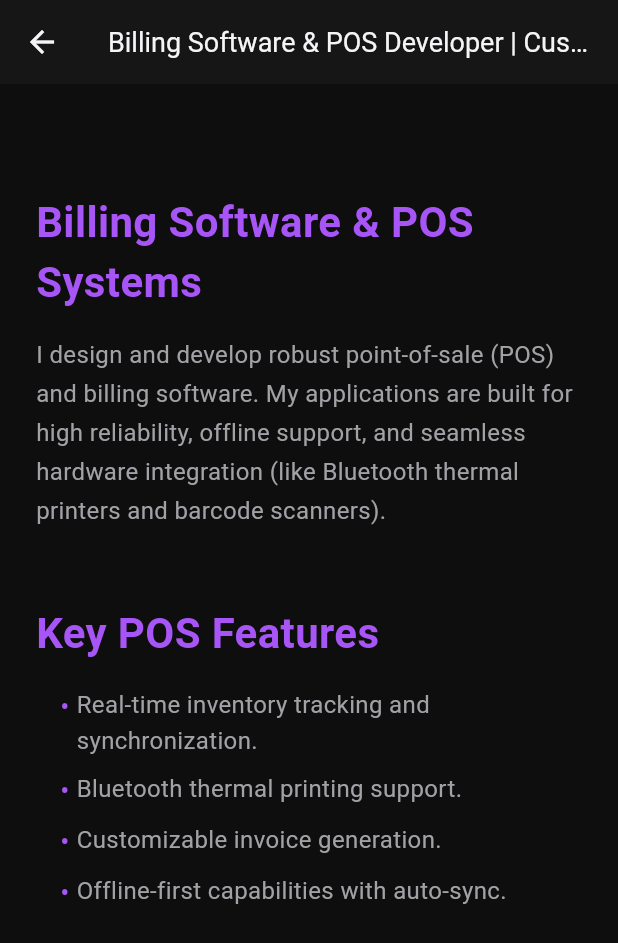
After one commit to shihadh/website, a Flutter app: the BillingSoftwareDevelopmentPage screen opened by its route, on a phone screen of 412 x 824 dp. The commit adds this screen. Shown: the top 943 px of the screen. Run offline on Flutter 3.47's test engine with Material 3 defaults, Android fonts, the phone set to English and light mode, and no system bars; our stand-ins replace go_router, google_fonts.

Commit message:
optimized for seo, aeo, geo

```diff
--- /dev/null
+++ b/lib/core/routing/app_router.dart
@@ -0,0 +1,49 @@
+import 'package:go_router/go_router.dart';
+import 'package:flutter/material.dart';
+import 'package:shihad_portfolio/portfolio/view/home_view.dart';
+import 'package:shihad_portfolio/portfolio/view/seo_pages/seo_content.dart';
+
+final GlobalKey<NavigatorState> rootNavigatorKey = GlobalKey<NavigatorState>();
+
+final GoRouter appRouter = GoRouter(
+  navigatorKey: rootNavigatorKey,
+  initialLocation: '/',
+  routes: [
+    GoRoute(
+      path: '/',
+      builder: (context, state) => const HomeView(),
+    ),
+    GoRoute(
+      path: '/flutter-developer',
+      builder: (context, state) => const FlutterDeveloperPage(),
+    ),
+    GoRoute(
+      path: '/mobile-app-developer',
+      builder: (context, state) => const MobileAppDeveloperPage(),
+    ),
+    GoRoute(
+      path: '/flutter-web-developer',
+      builder: (context, state) => const FlutterWebDeveloperPage(),
+    ),
+    GoRoute(
+      path: '/business-app-development',
+      builder: (context, state) => const BusinessAppDevelopmentPage(),
+    ),
+    GoRoute(
+      path: '/billing-software-development',
+      builder: (context, state) => const BillingSoftwareDevelopmentPage(),
+    ),
+    GoRoute(
+      path: '/firebase-integration',
+      builder: (context, state) => const FirebaseIntegrationPage(),
+    ),
+    GoRoute(
+      path: '/faq',
+      builder: (context, state) => const FaqPage(),
+    ),
+    GoRoute(
+      path: '/contact',
+      builder: (context, state) => const ContactSeoPage(),
+    ),
+  ],
+);
--- /dev/null
+++ b/lib/portfolio/view/seo_pages/seo_content.dart
@@ -0,0 +1,313 @@
+import 'package:flutter/material.dart';
+import 'package:shihad_portfolio/core/theme/app_theme.dart';
+import 'package:shihad_portfolio/portfolio/view/seo_pages/seo_page_wrapper.dart';
+
+Widget _buildHeading(String text) {
+  return Padding(
+    padding: const EdgeInsets.only(top: 32, bottom: 16),
+    child: Text(
+      text,
+      style: const TextStyle(
+        fontSize: 28,
+        fontWeight: FontWeight.bold,
+        color: AppTheme.accent,
+      ),
+    ),
+  );
+}
+
+Widget _buildParagraph(String text) {
+  return Padding(
+    padding: const EdgeInsets.only(bottom: 16),
+    child: Text(
+      text,
+      style: const TextStyle(
+        fontSize: 16,
+        height: 1.6,
+        color: AppTheme.secondary,
+      ),
+    ),
+  );
+}
+
+Widget _buildList(List<String> items) {
+  return Padding(
+    padding: const EdgeInsets.only(bottom: 24, left: 16),
+    child: Column(
+      crossAxisAlignment: CrossAxisAlignment.start,
+      children: items.map((item) {
+        return Padding(
+          padding: const EdgeInsets.only(bottom: 8),
+          child: Row(
+            crossAxisAlignment: CrossAxisAlignment.start,
+            children: [
+              const Text('• ', style: TextStyle(color: AppTheme.accent, fontSize: 18)),
+              Expanded(
+                child: Text(
+                  item,
+                  style: const TextStyle(fontSize: 16, height: 1.5, color: AppTheme.secondary),
+                ),
+              ),
+            ],
+          ),
+        );
+      }).toList(),
+    ),
+  );
+}
+
+// 1. Flutter Developer
+class FlutterDeveloperPage extends StatelessWidget {
+  const FlutterDeveloperPage({super.key});
+
+  @override
+  Widget build(BuildContext context) {
+    return SeoPageWrapper(
+      title: 'Expert Flutter Developer | Hire Top Flutter App Developer',
+      description: 'Hire an expert Flutter Developer for building high-performance, responsive cross-platform mobile and web applications.',
+      content: Column(
+        crossAxisAlignment: CrossAxisAlignment.start,
+        children: [
+          _buildHeading('Expert Flutter Developer Services'),
+          _buildParagraph('As a specialized Flutter developer, I build beautiful, natively compiled, multi-platform applications from a single codebase. My focus is on delivering seamless performance, expressive UIs, and robust architectures for modern businesses.'),
+          _buildHeading('Why Choose Flutter?'),
+          _buildList([
+            'Fast Development: Single codebase for iOS, Android, and Web.',
+            'Native Performance: Compiles directly to ARM machine code.',
+            'Expressive UI: Custom, beautiful designs with rich animations.',
+          ]),
+          _buildHeading('My Flutter Expertise'),
+          _buildParagraph('With extensive experience in state management (Provider, Riverpod, BLoC), clean architecture, and API integration, I ensure that your application is scalable and maintainable.'),
+        ],
+      ),
+    );
+  }
+}
+
+// 2. Mobile App Developer
+class MobileAppDeveloperPage extends StatelessWidget {
+  const MobileAppDeveloperPage({super.key});
+
+  @override
+  Widget build(BuildContext context) {
+    return SeoPageWrapper(
+      title: 'Professional Mobile App Developer | iOS & Android App Development',
+      description: 'Professional Mobile App Developer specializing in custom iOS and Android applications. Get high-quality, scalable mobile solutions for your business.',
+      content: Column(
+        crossAxisAlignment: CrossAxisAlignment.start,
+        children: [
+          _buildHeading('Professional Mobile App Development'),
+          _buildParagraph('I provide end-to-end mobile app development services, delivering top-tier solutions for both iOS and Android platforms. Whether you need a startup MVP or an enterprise-grade mobile solution, I have the skills to bring your vision to life.'),
+          _buildHeading('My Mobile App Services'),
+          _buildList([
+            'Custom iOS and Android app development using Flutter.',
+            'UI/UX design implementation.',
+            'Backend integration and API development.',
+            'App Store and Google Play deployment.',
+          ]),
+        ],
+      ),
+    );
+  }
+}
+
+// 3. Flutter Web Developer
+class FlutterWebDeveloperPage extends StatelessWidget {
+  const FlutterWebDeveloperPage({super.key});
+
+  @override
+  Widget build(BuildContext context) {
+    return SeoPageWrapper(
+      title: 'Flutter Web Developer | Modern Web App Development',
+      description: 'Expert Flutter Web Developer building highly interactive, fast, and responsive web applications with a native-app feel.',
+      content: Column(
+        crossAxisAlignment: CrossAxisAlignment.start,
+        children: [
+          _buildHeading('Modern Flutter Web Development'),
+          _buildParagraph('Flutter is no longer just for mobile. As an experienced Flutter Web Developer, I leverage the power of Flutter to create highly interactive, rich web experiences that perform like native applications.'),
+          _buildHeading('Web Development Focus'),
+          _buildList([
+            'Responsive web applications tailored for all screen sizes.',
+            'SEO, GEO, and AEO optimized architecture.',
+            'Progressive Web Apps (PWA) support.',
+            'Complex dashboards and data-heavy web portals.',
+          ]),
+        ],
+      ),
+    );
+  }
+}
+
+// 4. Business App Development
+class BusinessAppDevelopmentPage extends StatelessWidget {
+  const BusinessAppDevelopmentPage({super.key});
+
+  @override
+  Widget build(BuildContext context) {
+    return SeoPageWrapper(
+      title: 'Custom Business App Development | Scalable Enterprise Solutions',
+      description: 'Custom Business App Development services tailored for enterprises and startups. Improve operational efficiency with bespoke software solutions.',
+      content: Column(
+        crossAxisAlignment: CrossAxisAlignment.start,
+        children: [
+          _buildHeading('Custom Business App Development'),
+          _buildParagraph('Every business has unique challenges. I specialize in developing custom business applications that streamline operations, improve productivity, and drive digital transformation.'),
+          _buildHeading('Solutions I Provide'),
+          _buildList([
+            'Internal tooling and management dashboards.',
+            'B2B software solutions.',
+            'Inventory and resource management apps.',
+            'Secure, scalable enterprise mobility solutions.',
+          ]),
+        ],
+      ),
+    );
+  }
+}
+
+// 5. Billing Software Development
+class BillingSoftwareDevelopmentPage extends StatelessWidget {
+  const BillingSoftwareDevelopmentPage({super.key});
+
+  @override
+  Widget build(BuildContext context) {
+    return SeoPageWrapper(
+      title: 'Billing Software & POS Developer | Custom Invoicing Solutions',
+      description: 'Develop custom Billing Software and POS systems. High-performance software for retail, restaurants, and enterprise invoicing.',
+      content: Column(
+        crossAxisAlignment: CrossAxisAlignment.start,
+        children: [
+          _buildHeading('Billing Software & POS Systems'),
+          _buildParagraph('I design and develop robust point-of-sale (POS) and billing software. My applications are built for high reliability, offline support, and seamless hardware integration (like Bluetooth thermal printers and barcode scanners).'),
+          _buildHeading('Key POS Features'),
+          _buildList([
+            'Real-time inventory tracking and synchronization.',
+            'Bluetooth thermal printing support.',
+            'Customizable invoice generation.',
+            'Offline-first capabilities with auto-sync.',
+          ]),
+        ],
+      ),
+    );
+  }
+}
+
+// 6. Firebase Integration
+class FirebaseIntegrationPage extends StatelessWidget {
+  const FirebaseIntegrationPage({super.key});
+
+  @override
+  Widget build(BuildContext context) {
+    return SeoPageWrapper(
+      title: 'Firebase Developer | Expert Firebase Integration Services',
+      description: 'Expert Firebase Developer offering real-time database, authentication, cloud functions, and analytics integration for Flutter apps.',
+      content: Column(
+        crossAxisAlignment: CrossAxisAlignment.start,
+        children: [
+          _buildHeading('Expert Firebase Integration'),
+          _buildParagraph('Firebase is a powerful backend-as-a-service. As a Firebase Developer, I build secure, scalable, real-time applications using the full suite of Firebase products.'),
+          _buildHeading('Firebase Services I Implement'),
+          _buildList([
+            'Cloud Firestore & Realtime Database for instant data sync.',
+            'Firebase Authentication (Social Logins, Email, Phone).',
+            'Cloud Functions for scalable serverless backend logic.',
+            'Firebase Cloud Messaging (FCM) for push notifications.',
+          ]),
+        ],
+      ),
+    );
+  }
+}
+
+// 7. FAQ Page
+class FaqPage extends StatelessWidget {
+  const FaqPage({super.key});
+
+  @override
+  Widget build(BuildContext context) {
+    return SeoPageWrapper(
+      title: 'Frequently Asked Questions | Shihad Flutter Developer',
+      description: 'Frequently asked questions about my Flutter development services, technical expertise, and project workflows.',
+      content: Column(
+        crossAxisAlignment: CrossAxisAlignment.start,
+        children: [
+          _buildHeading('Frequently Asked Questions'),
+          _buildParagraph('Here are some common questions about my services and expertise.'),
+          _FaqItem(
+            question: 'Who is this Flutter developer?',
+            answer: 'I am a Senior Flutter Developer with extensive experience in creating high-performance cross-platform applications for mobile and web. I specialize in modern UI/UX implementation and scalable software architecture.',
+          ),
+          _FaqItem(
+            question: 'What services do you provide?',
+            answer: 'I provide end-to-end mobile and web app development, custom business app creation, POS and billing software development, and deep Firebase integration.',
+          ),
+          _FaqItem(
+            question: 'Do you build Android and iOS apps?',
+            answer: 'Yes, I build both Android and iOS apps using Flutter, allowing for a single codebase with native performance and feel.',
+          ),
+          _FaqItem(
+            question: 'Do you build Flutter Web apps?',
+            answer: 'Absolutely. I build responsive, SEO-optimized web applications using Flutter Web.',
+          ),
+          _FaqItem(
+            question: 'Can you build POS and billing software?',
+            answer: 'Yes, I have significant experience building POS applications, complete with inventory management and Bluetooth thermal printer integrations.',
+          ),
+        ],
+      ),
+    );
+  }
+}
+
+class _FaqItem extends StatelessWidget {
+  final String question;
+  final String answer;
+
+  const _FaqItem({required this.question, required this.answer});
+
+  @override
+  Widget build(BuildContext context) {
+    return Padding(
+      padding: const EdgeInsets.only(bottom: 16),
+      child: ExpansionTile(
+        title: Text(
+          question,
+          style: const TextStyle(fontWeight: FontWeight.bold, fontSize: 18, color: AppTheme.primary),
+        ),
+        collapsedIconColor: AppTheme.accent,
+        iconColor: AppTheme.accent,
+        childrenPadding: const EdgeInsets.all(16),
+        children: [
+          Text(
+            answer,
+            style: const TextStyle(fontSize: 16, height: 1.5, color: AppTheme.secondary),
+          ),
+        ],
+      ),
+    );
+  }
+}
+
+// 8. Contact Page
+class ContactSeoPage extends StatelessWidget {
+  const ContactSeoPage({super.key});
+
+  @override
+  Widget build(BuildContext context) {
+    return SeoPageWrapper(
+      title: 'Contact Shihad | Hire Top Flutter Developer',
+      description: 'Contact Shihad, an expert Flutter Developer, to discuss your next mobile or web application project.',
+      content: Column(
+        crossAxisAlignment: CrossAxisAlignment.start,
+        children: [
+          _buildHeading('Get In Touch'),
+          _buildParagraph('Ready to build something amazing? Let\'s discuss your project requirements and see how we can work together to create an exceptional app.'),
+          _buildParagraph('Email: mohammedshihadk1@gmail.com'),
+          _buildParagraph('LinkedIn: https://www.linkedin.com/in/mohammed-shihadh-k-/'),
+          _buildParagraph('GitHub: github.com/shihadh'),
+          // The user already has a ContactSection on the homepage, so this acts as a lightweight SEO landing version
+        ],
+      ),
+    );
+  }
+}
--- /dev/null
+++ b/lib/portfolio/view/seo_pages/seo_page_wrapper.dart
@@ -0,0 +1,54 @@
+import 'package:flutter/material.dart';
+import 'package:shihad_portfolio/core/theme/app_theme.dart';
+import 'package:go_router/go_router.dart';
+
+class SeoPageWrapper extends StatelessWidget {
+  final String title;
+  final String description;
+  final Widget content;
+
+  const SeoPageWrapper({
+    super.key,
+    required this.title,
+    required this.description,
+    required this.content,
+  });
+
+  @override
+  Widget build(BuildContext context) {
+    return Title(
+      title: title,
+      color: AppTheme.primary,
+      child: Scaffold(
+        backgroundColor: AppTheme.background,
+        appBar: AppBar(
+          backgroundColor: AppTheme.surface,
+          elevation: 0,
+          leading: IconButton(
+            icon: Icon(Icons.arrow_back, color: AppTheme.primary),
+            onPressed: () {
+              if (context.canPop()) {
+                context.pop();
+              } else {
+                context.go('/');
+              }
+            },
+          ),
+          title: Text(
+            title,
+            style: TextStyle(color: AppTheme.primary, fontSize: 18),
+          ),
+        ),
+        body: SingleChildScrollView(
+          padding: const EdgeInsets.symmetric(horizontal: 24, vertical: 40),
+          child: Center(
+            child: ConstrainedBox(
+              constraints: const BoxConstraints(maxWidth: 800),
+              child: content,
+            ),
+          ),
+        ),
+      ),
+    );
+  }
+}
--- a/pubspec.yaml
+++ b/pubspec.yaml
@@ -38,6 +38,7 @@ dependencies:
   google_fonts: ^6.2.1
   url_launcher: ^6.3.1
   flutter_svg: ^2.0.10+1
+  go_router: ^17.2.3
 
 dev_dependencies:
   flutter_test:
```
Also changed, not shown: lib/main.dart (+6 -3 lines), pubspec.lock, 3 other files.
